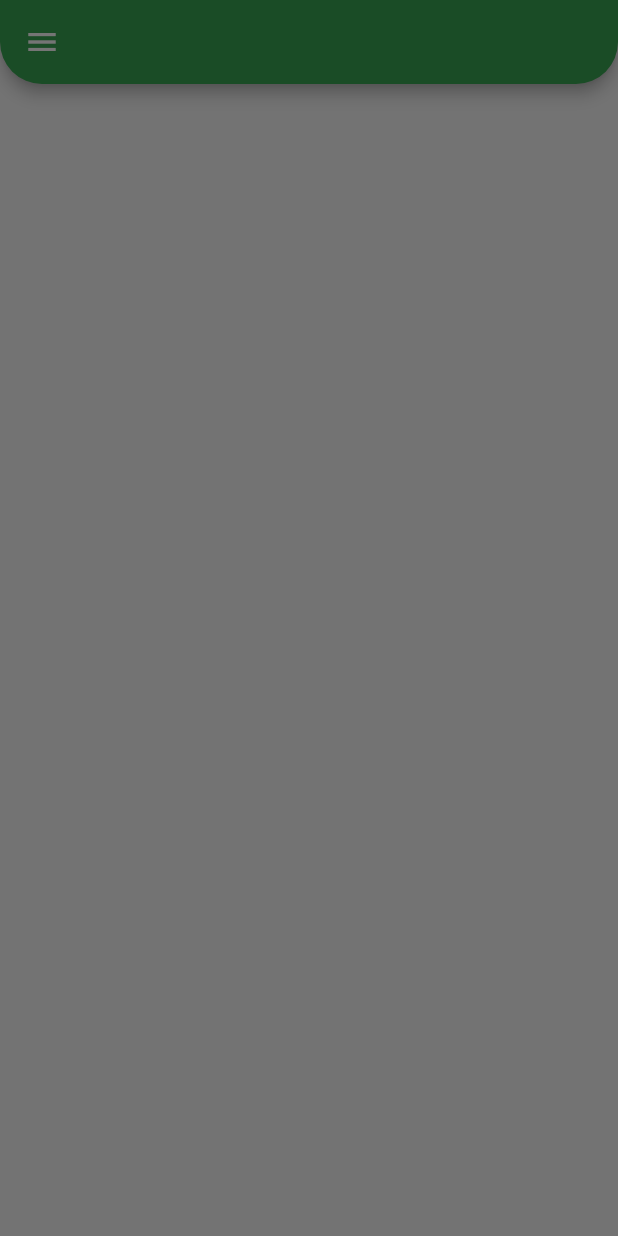
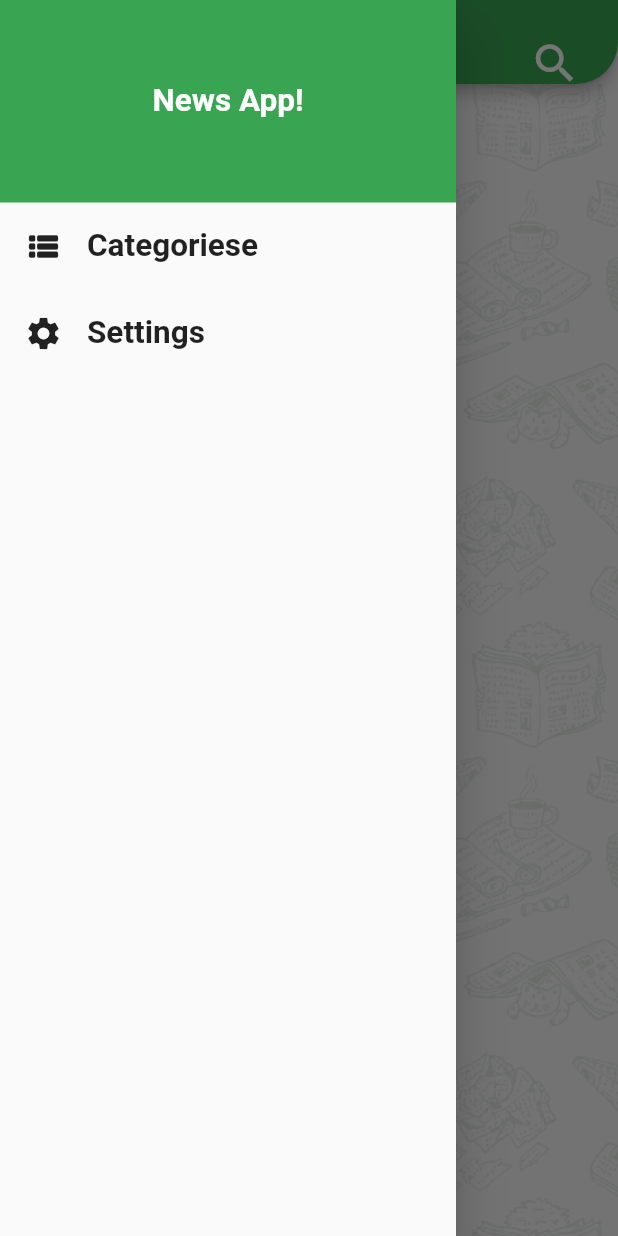
Before and after one commit to Mohamed-Yosry/news_flutter, a Flutter app: the screen it shows after launch, with the side drawer open, on a phone screen of 412 x 824 dp. Run offline on Flutter 3.47's test engine with Material 2 defaults, Android fonts, the light colour scheme and no system bars.

Commit message:
added search icon, background and details of the SideMenu

```diff
--- a/lib/ui/HomeScreen.dart
+++ b/lib/ui/HomeScreen.dart
@@ -1,22 +1,111 @@
 import 'package:flutter/material.dart';
 import 'package:news_flutter/ui/SideMenu.dart';
 
-class HomeScreen extends StatelessWidget {
+class HomeScreen extends StatefulWidget {
+  @override
+  _HomeScreenState createState() => _HomeScreenState();
+}
+
+class _HomeScreenState extends State<HomeScreen> {
+  bool _isTextFieldActive = false;
+
   @override
   Widget build(BuildContext context) {
-    return Scaffold(
-      appBar: AppBar(
+    var searchController = TextEditingController() ;
+    return GestureDetector(
+      onTap: () =>FocusScope.of(context).requestFocus(new FocusNode()),
+      child: Scaffold(
+        appBar: !_isTextFieldActive ? AppBar(
           title: new Text('',/**to add Category name**/),
           centerTitle: true,
           shape: RoundedRectangleBorder(
             borderRadius: BorderRadius.only(
               bottomLeft: Radius.circular(28), bottomRight: Radius.circular(28),
             )
-        ) ,
+          ),
+          flexibleSpace: Row(
+            crossAxisAlignment: CrossAxisAlignment.stretch,
+            children: [
+              Expanded(
+                child: Align(
+                    alignment: Alignment.centerRight,
+                    child: IconButton(
+                      padding: EdgeInsets.only(top: 25, right: 25),
+                      color: Colors.white,
+                      iconSize: 34,
+                      icon: Icon(Icons.search),
+                      onPressed: (){
+                        setState(() {
+                          _isTextFieldActive=true;
+                        });
+                      },
+                    ),
+                ),
+              ),
+            ],
+          ),
+        )
+        : AppBar(
+          automaticallyImplyLeading: false,
+          actionsIconTheme: IconThemeData(
+            color: Theme.of(context).primaryColor,
+          ),
+          shape: RoundedRectangleBorder(
+              borderRadius: BorderRadius.only(
+                bottomLeft: Radius.circular(28), bottomRight: Radius.circular(28),
+              )
+          ),
+          actions: [
+            Expanded(
+              child: FractionallySizedBox(
+                alignment: Alignment.center,
+                widthFactor: 0.83,
+                heightFactor: 0.72,
+                child: new Container(
+                  decoration: BoxDecoration(
+                    borderRadius: BorderRadius.circular(35),
+                    color: Colors.white,
+                  ),
+                  child: TextField(
+                      style: TextStyle(color: Theme.of(context).primaryColor),
+                      controller: searchController = TextEditingController() ,
+                      decoration: InputDecoration(
+                        border: InputBorder.none,
+                        prefixIcon: IconButton(
+                          color: Theme.of(context).primaryColor,
+                          icon: Icon(Icons.close),
+                          onPressed: (){
+                            setState(() {
+                              _isTextFieldActive=false;
+                            });
+                          },
+                        ),
+                        suffixIcon: IconButton(
+                            color: Theme.of(context).primaryColor,
+                            icon: Icon(Icons.search),
+                            onPressed: (){},
+                        ),
+                        contentPadding: EdgeInsets.only(top: 6),
+                        hintText: 'Search Article',
+                        hintStyle: TextStyle(fontSize: 13, color: Color.fromRGBO(57, 165, 82, .35), fontWeight: FontWeight.bold),
+                      )
+                    ),
+                  ),
+                ),
+              ),
+            ]
+        ),
 
+        drawer: Drawer(
+          child: AppSideMenu(),
         ),
-      drawer: AppSideMenu(),
-      body: Container(),  ///to add body from API
+        body: Container(
+          decoration: BoxDecoration(
+            image: DecorationImage(image: AssetImage("assets/bckImg.png"), fit: BoxFit.cover,),
+          ),
+          child: Container(),///to add body from API
+        )
+      ),
     );
   }
 }
--- a/lib/ui/SideMenu.dart
+++ b/lib/ui/SideMenu.dart
@@ -1,9 +1,61 @@
 import 'package:flutter/cupertino.dart';
+import 'package:flutter/material.dart';
 
 class AppSideMenu extends StatelessWidget {
+  List<SideMenuItemData> sideMenuList =[
+    SideMenuItemData(Icons.view_list_rounded, "Categoriese"),
+    SideMenuItemData(Icons.settings, "Settings"),
+
+  ];
+  @override
+  Widget build(BuildContext context) {
+    return Container(
+      child: new Column(
+        children: [
+          new Container(
+            color: Theme.of(context).primaryColor,
+            padding: EdgeInsets.symmetric(vertical: 55),
+            child: new Center(
+              child: new Text('News App!',
+                style: new TextStyle(color: Colors.white, fontWeight: FontWeight.bold, fontSize: 21),
+              ),
+            )
+          ),
+          Expanded(
+              child: ListView.builder(itemBuilder: (context, index)
+                  {
+                    return SideMenuItem(sideMenuList[index]);
+                  },
+                  itemCount: sideMenuList.length,
+              )
+          )
+
+        ],
+      ),
+    );
+  }
+}
+
+class SideMenuItemData
+{
+  IconData iconData;
+  String title;
+  SideMenuItemData(this.iconData, this.title);
+}
+
+class SideMenuItem extends StatelessWidget{
+  SideMenuItemData myData;
+  SideMenuItem(this.myData);
 
   @override
   Widget build(BuildContext context) {
-    return Container();
+    return Row(
+      mainAxisAlignment: MainAxisAlignment.start,
+      children: [
+        Padding(padding: EdgeInsets.all(16), child: Icon(myData.iconData, size: 26,),),
+        Text(myData.title, style: TextStyle(fontWeight: FontWeight.bold, fontSize: 21),),
+      ],
+    );
   }
+
 }
--- a/pubspec.yaml
+++ b/pubspec.yaml
@@ -45,9 +45,8 @@ flutter:
   uses-material-design: true
 
   # To add assets to your application, add an assets section, like this:
-  # assets:
-  #   - images/a_dot_burr.jpeg
-  #   - images/a_dot_ham.jpeg
+  assets:
+    - assets/
 
   # An image asset can refer to one or more resolution-specific "variants", see
   # https://flutter.dev/assets-and-images/#resolution-aware.
```
Also changed, not shown: assets/bckImg.png (added). Lines whose indentation alone changed are shown as unchanged.
